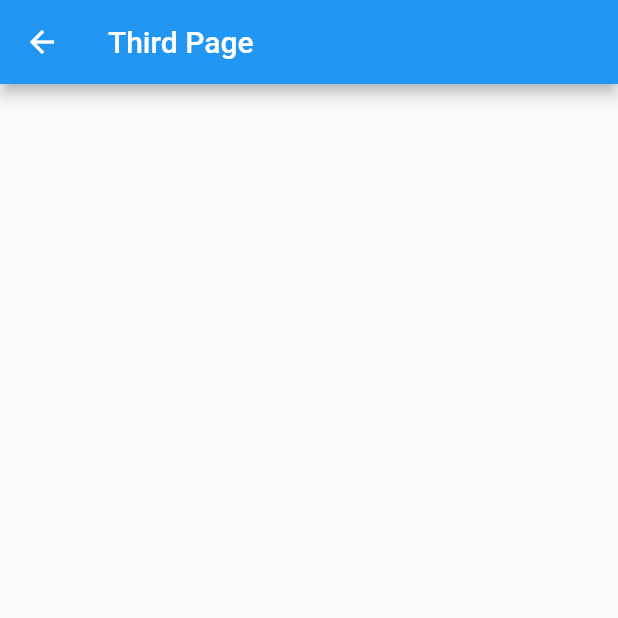
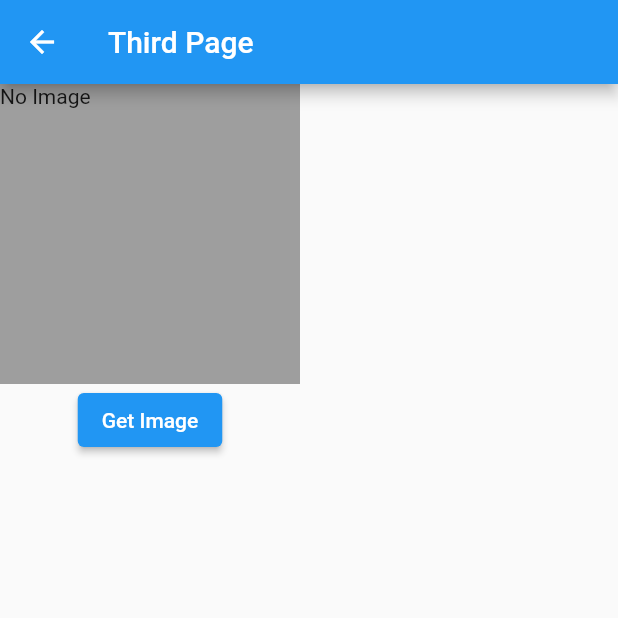
Before and after one commit to yusupcr9/udemy_explanation, a Flutter app: the ThirdPage screen opened by its route, on a phone screen of 412 x 824 dp, the top half of it. Run offline on Flutter 3.47's test engine with Material 2 defaults, Android fonts, the phone set to English and light mode, and no system bars; our stand-ins replace auto_route, image_picker.

Commit message:
Image Picker

```diff
--- a/udemy_explanation/lib/presentation/third_page.dart
+++ b/udemy_explanation/lib/presentation/third_page.dart
@@ -1,4 +1,7 @@
+import 'dart:io';
+
 import 'package:flutter/material.dart';
+import 'package:image_picker/image_picker.dart';
 
 class ThirdPage extends StatefulWidget {
   const ThirdPage({Key? key}) : super(key: key);
@@ -8,12 +11,42 @@ class ThirdPage extends StatefulWidget {
 }
 
 class _ThirdPageState extends State<ThirdPage> {
+  File? _image;
+  final ImagePicker _picker = ImagePicker();
+
   @override
   Widget build(BuildContext context) {
     return Scaffold(
       appBar: AppBar(
         title: Text("Third Page"),
       ),
+      body: Column(
+        children: [
+          Container(
+            height: 200,
+            width: 200,
+            color: Colors.grey,
+            child: (_image != null) ? Image.file(_image!) : Text("No Image"),
+          ),
+          ElevatedButton(
+            onPressed: () async {
+              // Capture a photo
+              try {
+                final XFile? photo = await _picker.pickImage(
+                    source: ImageSource.camera, imageQuality: 50);
+
+                setState(() {
+                  _image =
+                      File(photo!.path); // Null Operator used on a null value
+                });
+              } catch (e) {
+                print(e.toString());
+              }
+            },
+            child: Text("Get Image"),
+          ),
+        ],
+      ),
     );
   }
 }
--- a/udemy_explanation/pubspec.yaml
+++ b/udemy_explanation/pubspec.yaml
@@ -31,11 +31,12 @@ dependencies:
   cupertino_icons: ^1.0.2
   flutter:
     sdk: flutter
+  image_picker: ^0.8.5
   provider: ^6.0.2
 
 dev_dependencies:
   auto_route_generator: ^3.2.3
-  build_runner:
+  build_runner: null
   flutter_lints: ^1.0.0
   flutter_test:
     sdk: flutter
```
Also changed, not shown: udemy_explanation/lib/presentation/second_page.dart (+6 -3 lines), udemy_explanation/pubspec.lock.
